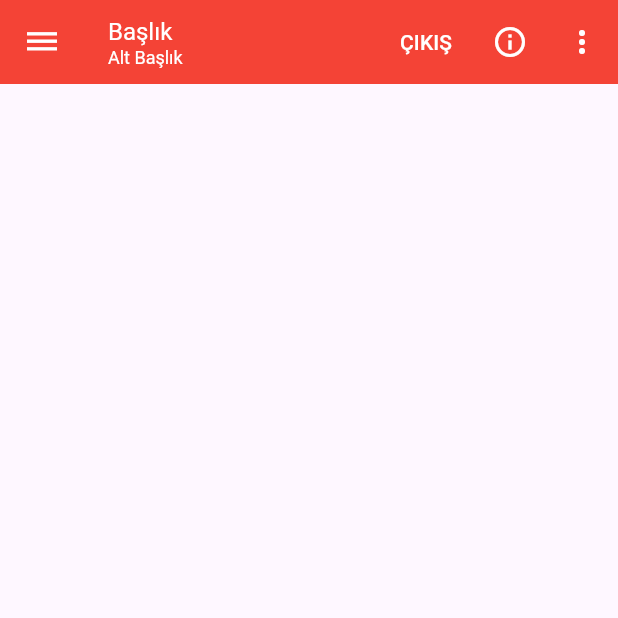
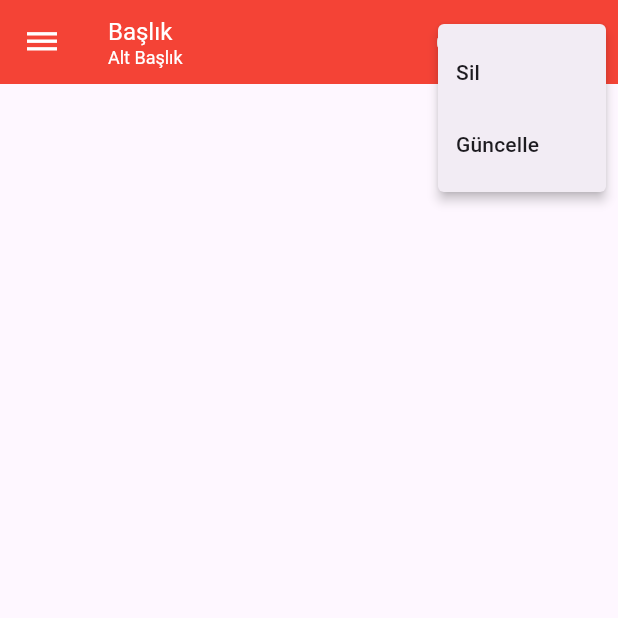
Before and after one commit to SERENGOKYILDIZ/FLUTTER_ANDROID_MATERIAL_DESIGN, a Flutter app: the screen it shows after launch, after a tap on the "more vert" icon, on a phone screen of 412 x 824 dp, the top half of it. Run offline on Flutter 3.47's test engine with Material 3 defaults, Android fonts, the phone set to English and light mode, and no system bars.

Commit message:
Learned adding a menu to appbar

```diff
--- a/lib/main.dart
+++ b/lib/main.dart
@@ -66,13 +66,27 @@ class _AnasayfaState extends State<Anasayfa> {
               print("Bilgi ikon tıklandı!");
             },
           ),
-          IconButton(
-            tooltip: "Popup Menu",
-            icon: Icon(Icons.more_vert),
-            onPressed: (){
-              print("Popup Menu ikon tıklandı!");
+          PopupMenuButton(
+            child: Icon(Icons.more_vert),
+            itemBuilder: (context) => [
+              PopupMenuItem(
+                value: 1,
+                child: Text("Sil"),
+              ),
+              PopupMenuItem(
+                value: 2,
+                child: Text("Güncelle"),
+              ),
+            ],
+            onSelected: (index){
+              if(index == 1){
+                print("Popup'da Sil seçildi!");
+              }
+              if(index == 2){
+                print("Popup'da Güncelle seçildi!");
+              }
             },
-          ),
+          )
         ],
       ),
       body: Center(
```
